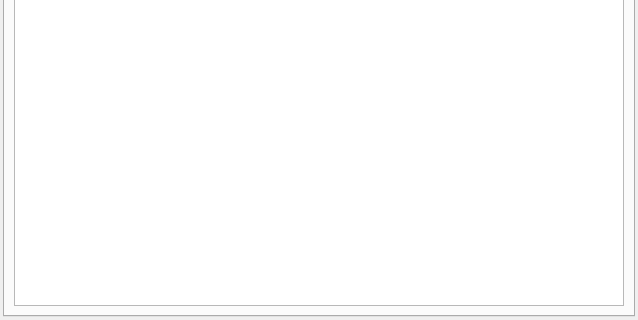
Qt form src/gui/materialinspectorwindow.ui (andrmor/ANTS2) before a commit; both pictures show x 0 to 638 and y 511 to 831 of the 638 by 831 pixel window.
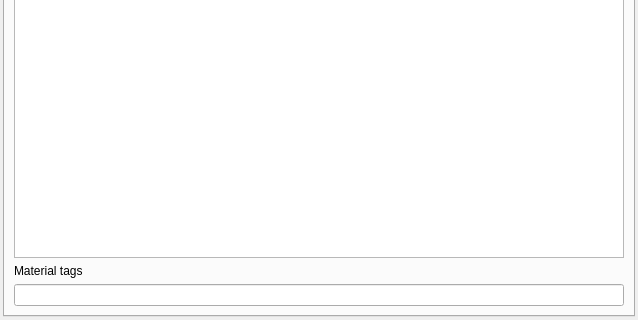
The same form after that commit. The open tabs and pages were chosen to show the change.

Commit message: add material tag gui

```diff
--- a/src/gui/materialinspectorwindow.ui
+++ b/src/gui/materialinspectorwindow.ui
@@ -3567,6 +3567,16 @@
         <item>
          <widget class="QPlainTextEdit" name="pteComments"/>
         </item>
+        <item>
+         <widget class="QLabel" name="label_70">
+          <property name="text">
+           <string>Material tags</string>
+          </property>
+         </widget>
+        </item>
+        <item>
+         <widget class="QLineEdit" name="leTags"/>
+        </item>
        </layout>
       </widget>
      </widget>
```
Left out of the diff: 180 changed lines with no effect on the pictures. The commit also changes 1 other file.
